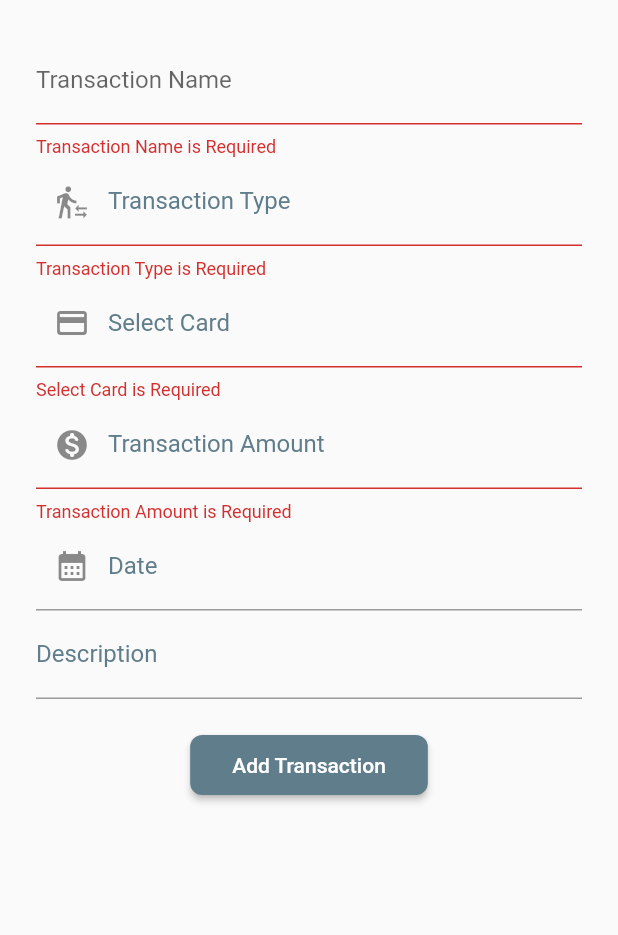
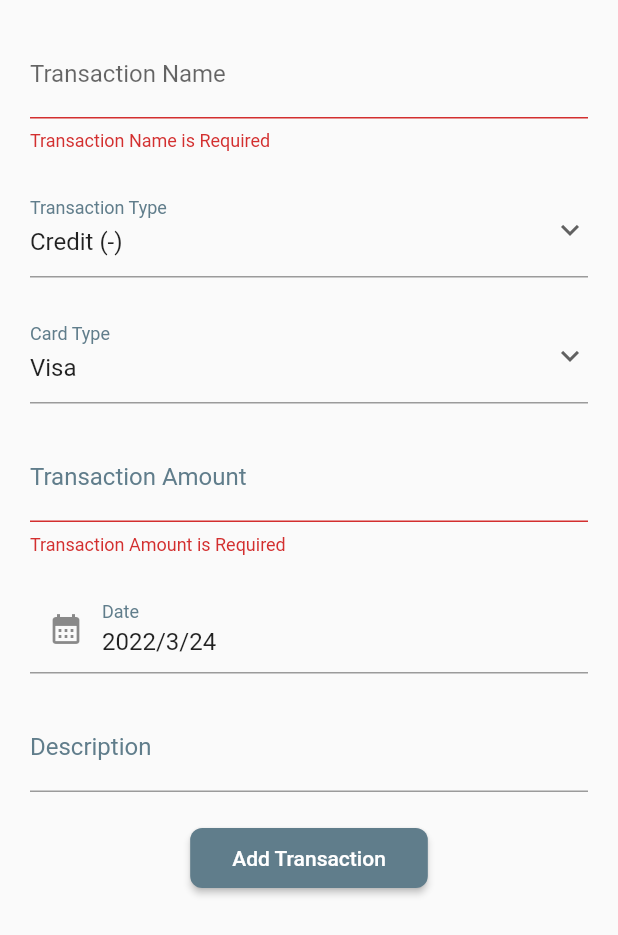
Before and after one commit to Sridharan75/Flutter, a Flutter app: the AddTransactionPage screen opened directly, after a tap on "Add Transaction", on a phone screen of 412 x 824 dp. Shown: the top 935 px of the screen. Run offline on Flutter 3.47's test engine with Material 2 defaults, Android fonts, the phone set to English and light mode, and no system bars; our stand-ins replace flutter_credit_card.

Commit message:
Credit_Card_manager

```diff
--- a/lib/bottomNavigationBarItems/AddTransactionPage.dart
+++ b/lib/bottomNavigationBarItems/AddTransactionPage.dart
@@ -1,19 +1,34 @@
 import 'package:flutter/material.dart';
+class AddTransactionPage extends StatefulWidget {
+  const AddTransactionPage({Key? key}) : super(key: key);
 
-class AddTransactionPage extends StatelessWidget {
+  @override
+  State<AddTransactionPage> createState() => _AddTransactionPageState();
+}
+
+class _AddTransactionPageState extends State<AddTransactionPage> {
+
   late String _transName;
-  late String _transType;
+  late Object _transType;
   late String _selectCard;
   late String _transAmount;
+  late String _transDate;
   late String _description;
+  late Object _cType;
+
+  DateTime date = DateTime.now();
+
+  String ctypevalue = 'Visa';
+  String trantypevalue = 'Credit (-)';
 
   final GlobalKey<FormState> _formkey = GlobalKey<FormState>();
 
   @override
   Widget build(BuildContext context) {
     return Scaffold(
-      body: Container(
-        margin: const EdgeInsets.all(24),
+      body: SingleChildScrollView(
+        child: Container(
+          margin: const EdgeInsets.all(20.0),
           child: Form(
             key: _formkey,
             child: Column(
@@ -31,45 +46,73 @@ class AddTransactionPage extends StatelessWidget {
                     _transName = value!;
                   },
                 ),
-              TextFormField(
-                decoration: const InputDecoration(
-                  labelText: 'Transaction Type',
-                  prefixIcon: Icon(Icons.transfer_within_a_station),
+
+                const SizedBox(height: 20),
+
+                DropdownButtonFormField(
+                  value: trantypevalue,
+                  icon: const Icon(Icons.keyboard_arrow_down_sharp),
+                  decoration: const InputDecoration(labelText: 'Transaction Type',
                     hintStyle: TextStyle(color: Colors.blueGrey),
                     labelStyle: TextStyle(color: Colors.blueGrey),
                   ),
-                validator: (value) {
-                  if (value!.isEmpty) {
-                    return 'Transaction Type is Required';
-                  }
+                  items: <String>['Credit (-)', 'Refund (+)']
+                      .map<DropdownMenuItem<String>>((String value) {
+                    return DropdownMenuItem<String>(
+                      value: value,
+                      child: Text(value),
+                    );
+                  }).toList(),
+                  onChanged: (String? newValue) {
+                    setState(() {
+                      trantypevalue = newValue!;
+                    });
                   },
+
+                  validator: (value) => value == null ? 'Card Type is Required' : null,
+
                   onSaved: (value) {
                     _transType = value!;
                   },
                 ),
 
-              TextFormField(
+                const SizedBox(height: 20),
+
+                DropdownButtonFormField(
+                  value: ctypevalue,
+                  icon: const Icon(Icons.keyboard_arrow_down_sharp),
                   decoration: const InputDecoration(
-                  labelText: 'Select Card',
-                  prefixIcon: Icon(Icons.credit_card_rounded),
+                    labelText: 'Card Type',
                     hintStyle: TextStyle(color: Colors.blueGrey),
                     labelStyle: TextStyle(color: Colors.blueGrey),
                   ),
-                keyboardType: TextInputType.text,
-                validator: (value) {
-                  if (value!.isEmpty) {
-                    return 'Select Card is Required';
-                  }
+                  items: <String>['Visa',
+                    'Master',
+                    'American Express']
+                      .map<DropdownMenuItem<String>>((String value) {
+                    return DropdownMenuItem<String>(
+                      value: value,
+                      child: Text(value),
+                    );
+                  }).toList(),
+                  onChanged: (String? newValue) {
+                    setState(() {
+                      ctypevalue = newValue!;
+                    });
                   },
+
+                  validator: (value) => value == null ? 'Card Type is Required' : null,
+
                   onSaved: (value) {
-                  _selectCard = value!;
+                    _cType = value!;
                   },
                 ),
 
+                const SizedBox(height: 20),
+
                 TextFormField(
                   decoration: const InputDecoration(
-                  labelText: 'Transaction Amount',
-                  prefixIcon: Icon(Icons.monetization_on_rounded),
+                    labelText: 'Transaction Amount',hintText: '(LKR.)',
                     hintStyle: TextStyle(color: Colors.blueGrey),
                     labelStyle: TextStyle(color: Colors.blueGrey),
                   ),
@@ -84,6 +127,8 @@ class AddTransactionPage extends StatelessWidget {
                   },
                 ),
 
+                const SizedBox(height: 20),
+
                 TextFormField(
                   decoration: const InputDecoration(
                     labelText: 'Date',
@@ -91,13 +136,31 @@ class AddTransactionPage extends StatelessWidget {
                     hintStyle: TextStyle(color: Colors.blueGrey),
                     labelStyle: TextStyle(color: Colors.blueGrey),
                   ),
+                  initialValue: "${date.year}/${date.month}/${date.day}",
                   validator: (value) {
                     return;
                   },
+
+                  onTap: () async {
+                    DateTime? newDate = await showDatePicker(
+                      context: context,
+                      initialDate: date,
+                      firstDate: DateTime(1999),
+                      lastDate: DateTime(2050),
+                    );
+                    // if 'Cancel' => null
+                    if (newDate == null) return;
+
+                    // if 'Cancel' => null
+                    setState(() => date = newDate);
+                  },
+
                   onSaved: (value) {
-                  _description = value!;
+                    _transDate = value!;
                   },
                 ),
+
+                const SizedBox(height: 20),
 
                 TextFormField(
                   decoration: const InputDecoration(
@@ -153,6 +216,7 @@ class AddTransactionPage extends StatelessWidget {
             ),
           ),
         ),
+      )
     );
   }
 }
--- a/lib/dashboard.dart
+++ b/lib/dashboard.dart
@@ -1,6 +1,4 @@
 import 'package:flutter/material.dart';
-import 'package:flutter_credit_card/credit_card_brand.dart';
-import 'package:flutter_credit_card/flutter_credit_card.dart';
 import 'package:credit_card_manage_2/tabBar/creditcards.dart';
 import 'package:credit_card_manage_2/tabBar/transaction.dart';
 import 'package:credit_card_manage_2/tabBar/addcardtrans.dart';
@@ -126,8 +124,8 @@ class _DashboardState extends State<Dashboard> {
         )),
         body: TabBarView(children: [
           Creditcards(),
-          const Transaction(),
-          const Addcardtrans()
+          transaction(),
+          Addcardtrans()
         ]),
       ),
     );
--- a/lib/main.dart
+++ b/lib/main.dart
@@ -6,14 +6,19 @@ Future<void> main() async {
   runApp(const MyApp());
 }
 
- Future initialization(BuildContext? context) async {
+Future initialization(BuildContext? context) async {
   //load resources
   await Future.delayed(Duration(microseconds:600));
 }
 
-class MyApp extends StatelessWidget {
+class MyApp extends StatefulWidget {
   const MyApp({Key? key}) : super(key: key);
 
+  @override
+  State<MyApp> createState() => _MyAppState();
+}
+
+class _MyAppState extends State<MyApp> {
   @override
   Widget build(BuildContext context) {
     return MaterialApp(
--- a/lib/tabBar/creditcards.dart
+++ b/lib/tabBar/creditcards.dart
@@ -1,7 +1,5 @@
 import 'package:flutter/material.dart';
 import 'package:flutter_credit_card/credit_card_brand.dart';
-import 'package:flutter_credit_card/credit_card_form.dart';
-import 'package:flutter_credit_card/credit_card_model.dart';
 import 'package:flutter_credit_card/flutter_credit_card.dart';
 
 void creditcards() => runApp(Creditcards());
--- a/lib/tabBar/transaction.dart
+++ b/lib/tabBar/transaction.dart
@@ -1,12 +1,12 @@
 import 'package:flutter/material.dart';
+class transaction extends StatefulWidget {
+  const transaction({Key? key}) : super(key: key);
 
-void transaction() {
-  runApp(const Transaction());
+  @override
+  State<transaction> createState() => _transactionState();
 }
 
-class Transaction extends StatelessWidget {
-  const Transaction({Key? key}) : super(key: key);
-
+class _transactionState extends State<transaction> {
   @override
   Widget build(BuildContext context) {
     return Scaffold(
```
Also changed, not shown: lib/bottomNavigationBarItems/AddCardPage.dart (+63 -12 lines), lib/bottomNavigationBarItems/SummaryPage.dart (+6 -1 lines), lib/tabBar/addcardtrans.dart (+3 -12 lines). Lines whose indentation alone changed are shown as unchanged.
